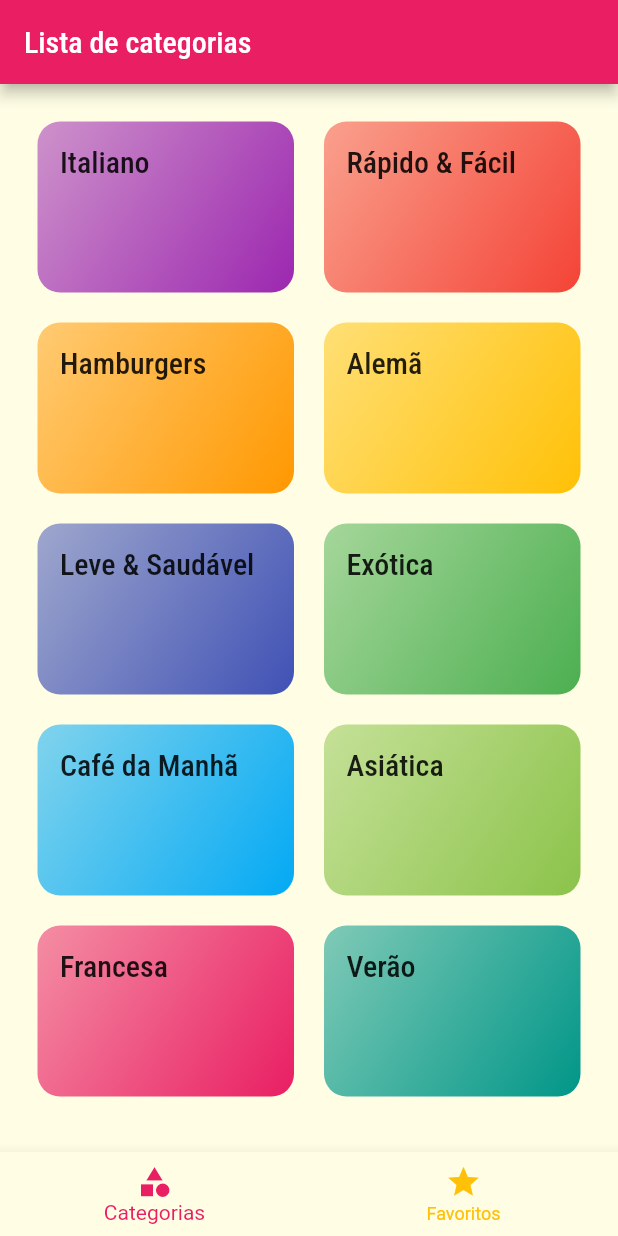
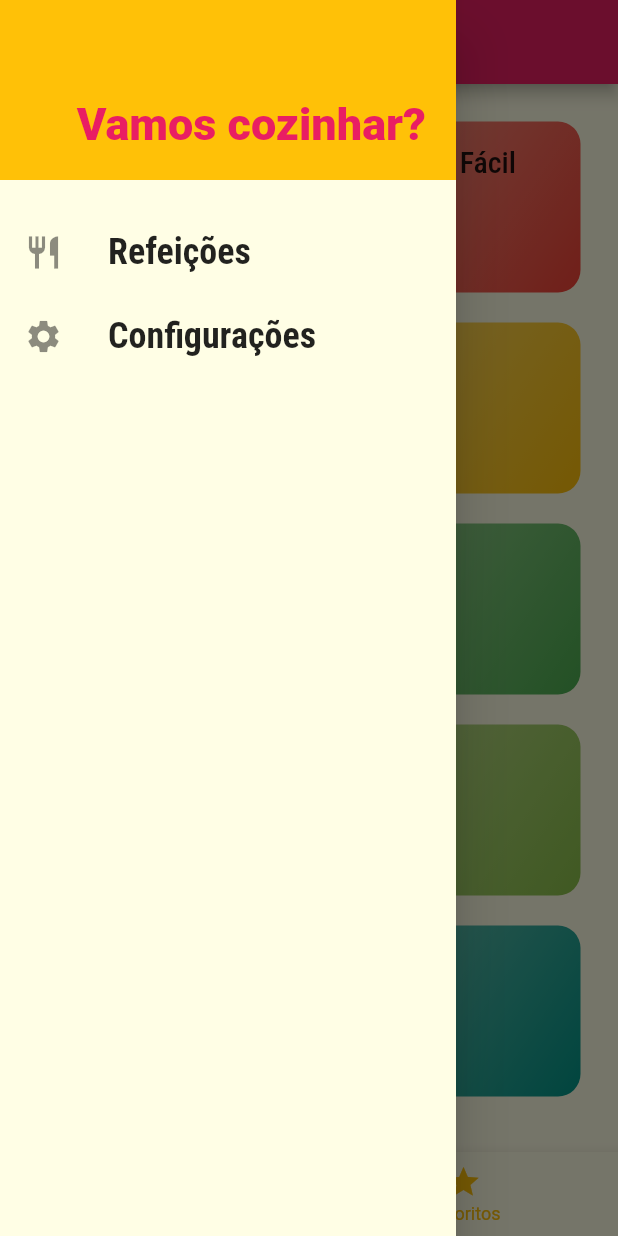
Before and after one commit to LucasMLara/Meals, a Flutter app: the screen it shows after launch, with the side drawer open (before the commit the screen has no drawer), on a phone screen of 412 x 824 dp. Run offline on Flutter 3.47's test engine with Material 2 defaults, Android fonts, the phone set to English and light mode, and no system bars.

Commit message:
icons on drawer with function

```diff
--- /dev/null
+++ b/lib/components/main_drawer.dart
@@ -0,0 +1,51 @@
+import 'package:flutter/material.dart';
+
+class MainDrawer extends StatelessWidget {
+  const MainDrawer({super.key});
+
+  Widget _createItem(IconData icon, String label) {
+    return ListTile(
+      leading: Icon(
+        icon,
+        size: 26,
+      ),
+      title: Text(
+        label,
+        style: const TextStyle(
+            fontFamily: 'RobotoCondensed',
+            fontSize: 24,
+            fontWeight: FontWeight.bold),
+      ),
+      onTap: () {},
+    );
+  }
+
+  @override
+  Widget build(BuildContext context) {
+    return Drawer(
+      child: Column(
+        children: [
+          Container(
+            alignment: Alignment.bottomRight,
+            height: 120,
+            width: double.infinity,
+            padding: EdgeInsets.all(20),
+            color: Theme.of(context).colorScheme.secondary,
+            child: Text(
+              'Vamos cozinhar?',
+              style: TextStyle(
+                  fontWeight: FontWeight.w900,
+                  fontSize: 30,
+                  color: Theme.of(context).colorScheme.primary),
+            ),
+          ),
+          const SizedBox(
+            height: 20,
+          ),
+          _createItem(Icons.restaurant, 'Refeições'),
+          _createItem(Icons.settings, 'Configurações'),
+        ],
+      ),
+    );
+  }
+}
--- a/lib/screens/tabs_screen.dart
+++ b/lib/screens/tabs_screen.dart
@@ -1,15 +1,18 @@
 import 'package:flutter/material.dart';
 import 'categories_screen.dart';
 import 'favorite_screen.dart';
+import '../components/main_drawer.dart';
 
 class TabsScreen extends StatefulWidget {
+  const TabsScreen({super.key});
+
   @override
   State<TabsScreen> createState() => _TabsScreenState();
 }
 
 class _TabsScreenState extends State<TabsScreen> {
   int _selectedScreenIndex = 0;
-  final List<Map<String, Object>> _screens = [
+  final List<Map<String, Object>> _screens = const [
     {'title': 'Lista de categorias', 'screen': CategoriesScreen()},
     {'title': 'Meus Favoritos', 'screen': FavoriteScreen()}
   ];
@@ -28,7 +31,7 @@ class _TabsScreenState extends State<TabsScreen> {
         unselectedItemColor: Theme.of(context).colorScheme.secondary,
         selectedItemColor: Colors.pink,
         currentIndex: _selectedScreenIndex,
-        items: [
+        items: const [
           BottomNavigationBarItem(
               icon: Icon(Icons.category), label: 'Categorias'),
           BottomNavigationBarItem(icon: Icon(Icons.star), label: 'Favoritos'),
@@ -38,6 +41,7 @@ class _TabsScreenState extends State<TabsScreen> {
         title: Text(_screens[_selectedScreenIndex]['title'] as String),
       ),
       body: _screens[_selectedScreenIndex]['screen'] as Widget,
+      drawer: MainDrawer(),
     );
   }
 }
```
